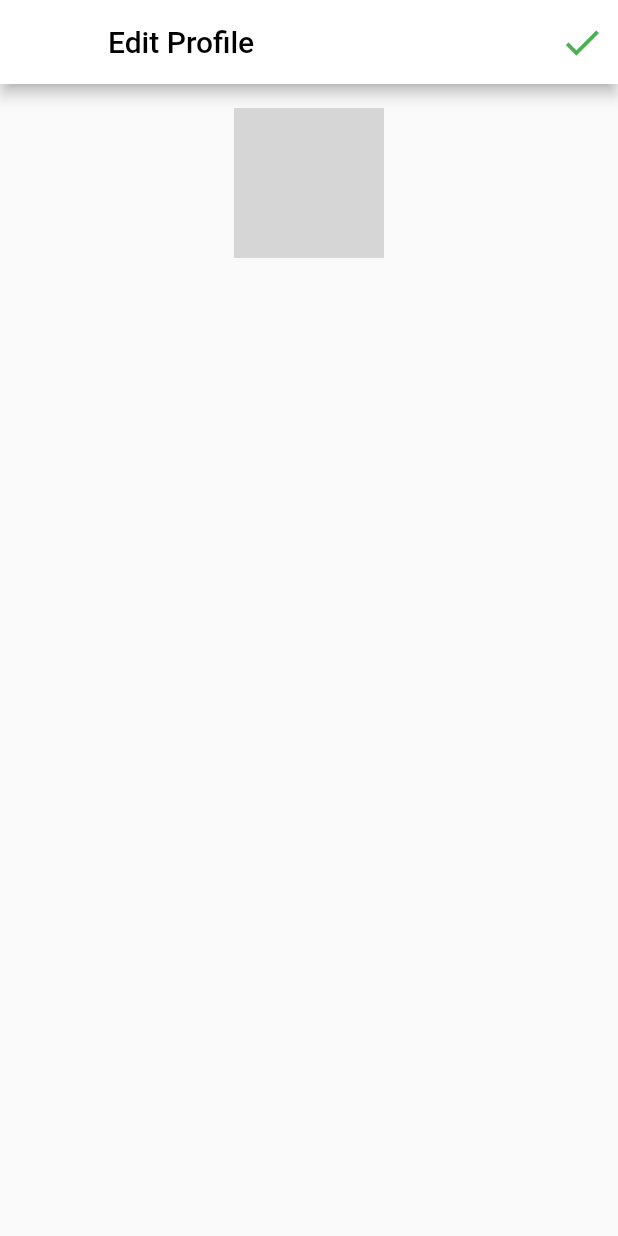
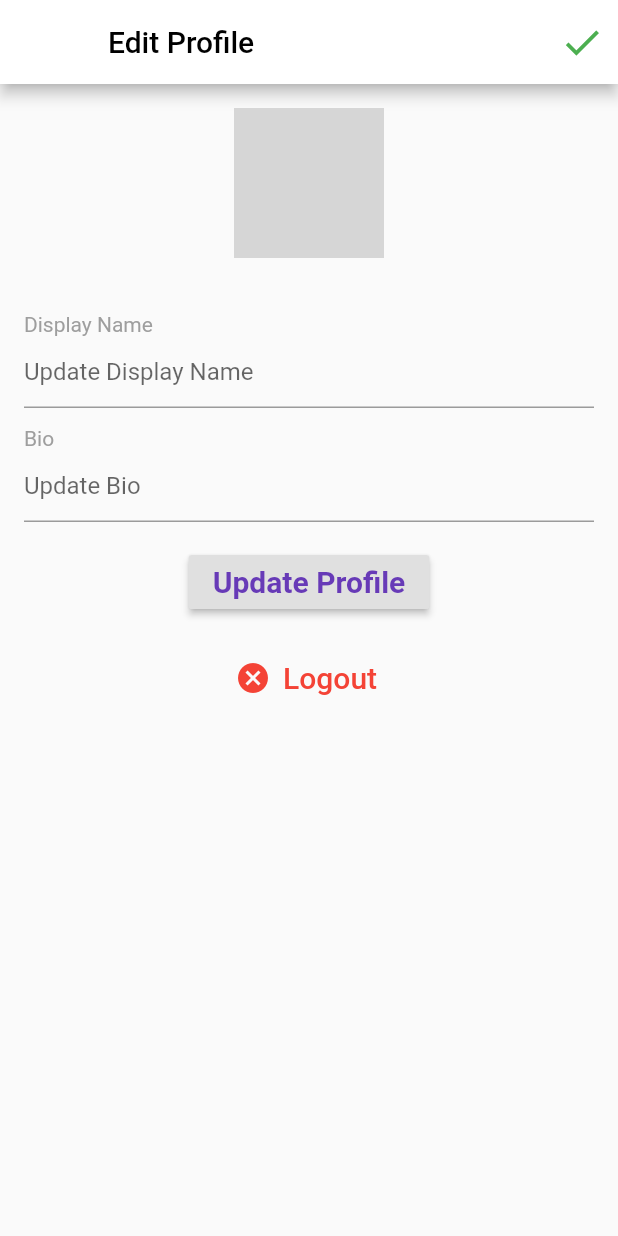
Before and after one commit to Yoonwoojae/fluttershare, a Flutter app: the EditProfile screen opened directly, on a phone screen of 412 x 824 dp. Run offline on Flutter 3.47's test engine with Material 2 defaults, Android fonts, the phone set to English and light mode, and no system bars; our stand-ins replace cached_network_image, cloud_firestore, firebase_storage, flutter_svg, geolocator, google_sign_in and 1 more; accounts and stored records are empty; network calls fail; grey boxes are pictures that could not be loaded.

Commit message:
editprofile 완료

```diff
--- a/lib/pages/edit_profile.dart
+++ b/lib/pages/edit_profile.dart
@@ -15,10 +15,13 @@ class EditProfile extends StatefulWidget {
 }
 
 class _EditProfileState extends State<EditProfile> {
+  final _scaffoldKey = GlobalKey<ScaffoldState>();
   TextEditingController displayNameController = TextEditingController();
   TextEditingController bioController = TextEditingController();
   bool isLoading = false;
   User user;
+  bool _displayValid = true;
+  bool _bioValid = true;
 
   @override
   void initState() {
@@ -39,9 +42,83 @@ class _EditProfileState extends State<EditProfile> {
     });
   }
 
+  buildDisplayNameField() {
+    return Column(
+      crossAxisAlignment: CrossAxisAlignment.start,
+      children: <Widget>[
+        Padding(
+          padding: EdgeInsets.only(top: 12.0),
+          child: Text(
+            'Display Name',
+            style: TextStyle(color: Colors.grey),
+          ),
+        ),
+        TextField(
+          controller: displayNameController,
+          decoration: InputDecoration(
+            hintText: "Update Display Name",
+            errorText: _displayValid ? null : "Display Name too short",
+          ),
+        )
+      ],
+    );
+  }
+
+  buildBioField() {
+    return Column(
+      crossAxisAlignment: CrossAxisAlignment.start,
+      children: <Widget>[
+        Padding(
+          padding: EdgeInsets.only(top: 12.0),
+          child: Text(
+            'Bio',
+            style: TextStyle(color: Colors.grey),
+          ),
+        ),
+        TextField(
+          controller: bioController,
+          decoration: InputDecoration(
+            hintText: "Update Bio",
+            errorText: _bioValid ? null : "Bio too long",
+          ),
+        )
+      ],
+    );
+  }
+
+  updateProfileData() {
+    setState(() {
+      displayNameController.text.trim().length < 3 ||
+              displayNameController.text.isEmpty
+          ? _displayValid = false
+          : _displayValid = true;
+
+      bioController.text.trim().length > 100
+          ? _bioValid = false
+          : _bioValid = true;
+    });
+
+    if (_displayValid && _bioValid) {
+      usersRef.document(widget.currentUserId).updateData({
+        "displayName": displayNameController.text,
+        "bio": bioController.text,
+      });
+      SnackBar snackBar = SnackBar(
+        content: Text('Profile updated!'),
+      );
+      _scaffoldKey.currentState.showSnackBar(snackBar);
+    }
+  }
+
+  logOut() async {
+    await googleSignIn.signOut();
+    Navigator.push(context, MaterialPageRoute(builder: (context) => Home()));
+  }
+
   @override
   Widget build(BuildContext context) {
     return Scaffold(
+      key: _scaffoldKey,
       appBar: AppBar(
         backgroundColor: Colors.white,
         title: Text(
@@ -83,13 +160,42 @@ class _EditProfileState extends State<EditProfile> {
                         padding: EdgeInsets.all(16.0),
                         child: Column(
                           children: <Widget>[
-                            //buildDisplayName(),
+                            buildDisplayNameField(),
+                            buildBioField(),
                           ],
                         ),
-                      )
+                      ),
+                      RaisedButton(
+                        onPressed: () => updateProfileData(),
+                        child: Text(
+                          'Update Profile',
+                          style: TextStyle(
+                            color: Theme.of(context).primaryColor,
+                            fontSize: 20.0,
+                            fontWeight: FontWeight.bold,
+                          ),
+                        ),
+                      ),
+                      Padding(
+                        padding: EdgeInsets.all(16.0),
+                        child: FlatButton.icon(
+                          onPressed: () => logOut(),
+                          icon: Icon(
+                            Icons.cancel,
+                            color: Colors.red,
+                          ),
+                          label: Text(
+                            'Logout',
+                            style: TextStyle(
+                              color: Colors.red,
+                              fontSize: 20.0,
+                            ),
+                          ),
+                        ),
+                      ),
                     ],
                   ),
-                )
+                ),
               ],
             ),
     );
```
